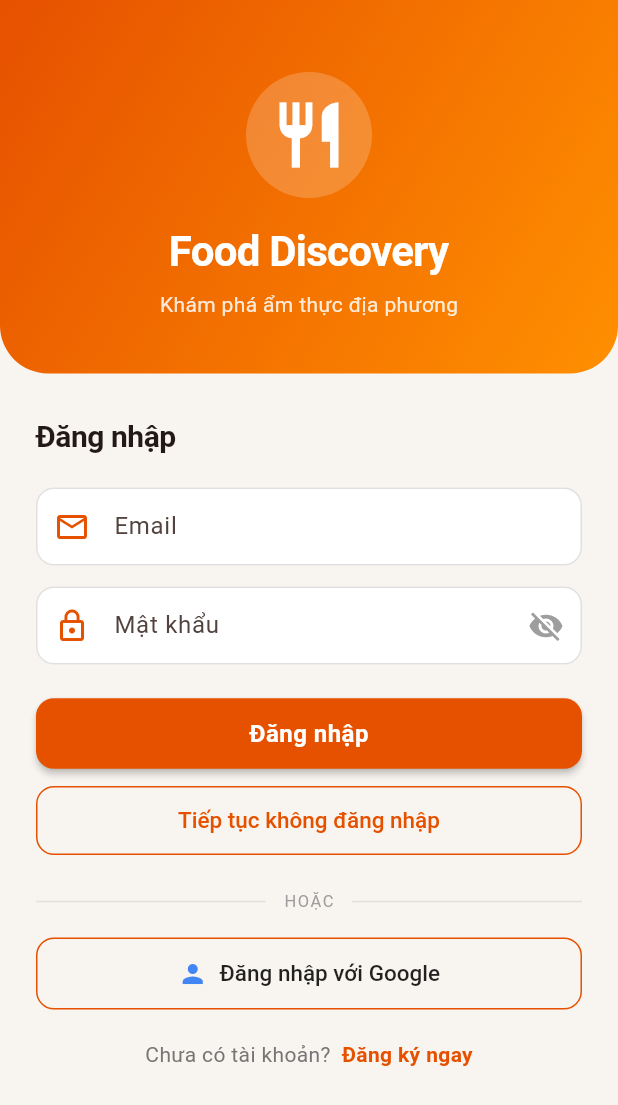
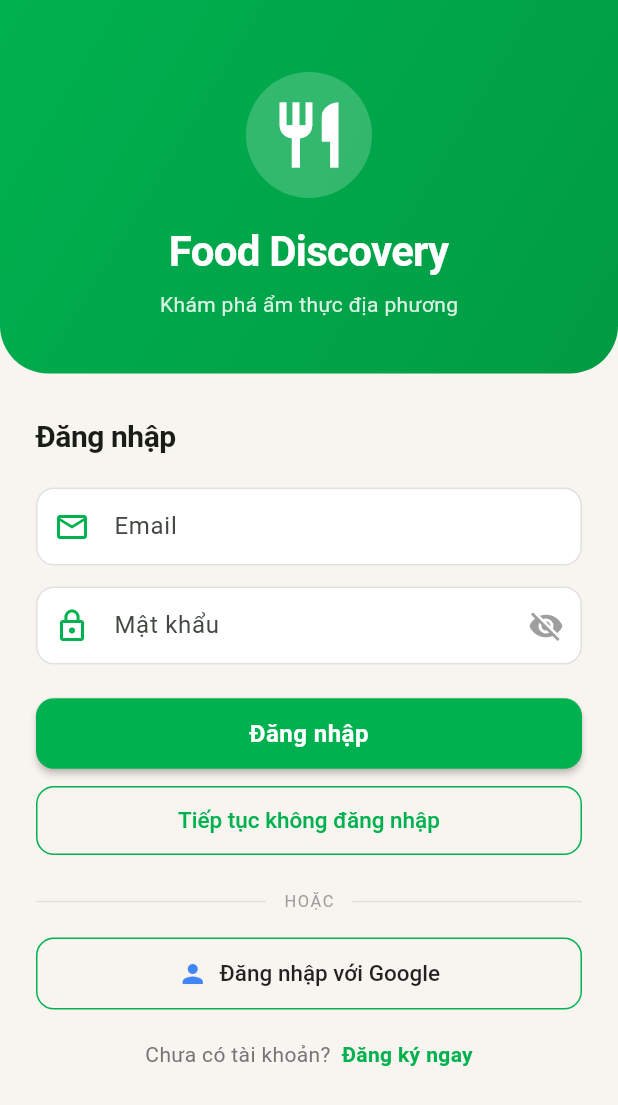
Before and after one commit to tumoazat/baiTH3android, a Flutter app: the screen it shows after launch, on a phone screen of 412 x 824 dp. Shown: the top 1105 px of the screen. Run offline on Flutter 3.47's test engine with Material 3 defaults, Android fonts, the phone set to English and light mode, and no system bars; our stand-ins replace cloud_firestore, firebase_auth, firebase_core, firebase_database, google_sign_in; accounts and stored records are empty.

Commit message:
feat: change theme color to Grab green (#00B14F)

```diff
--- a/lib/main.dart
+++ b/lib/main.dart
@@ -39,13 +39,13 @@ class MyApp extends StatelessWidget {
         debugShowCheckedModeBanner: false,
         theme: ThemeData(
           colorScheme: ColorScheme.fromSeed(
-            seedColor: const Color(0xFFE65100),
+            seedColor: const Color(0xFF00B14F),
             brightness: Brightness.light,
           ),
           useMaterial3: true,
-          scaffoldBackgroundColor: const Color(0xFFF8F4F0),
+          scaffoldBackgroundColor: const Color(0xFFF1F8F4),
           appBarTheme: const AppBarTheme(
-            backgroundColor: Color(0xFFE65100),
+            backgroundColor: Color(0xFF00B14F),
             foregroundColor: Colors.white,
             elevation: 0,
             centerTitle: false,
@@ -60,7 +60,7 @@ class MyApp extends StatelessWidget {
           ),
           elevatedButtonTheme: ElevatedButtonThemeData(
             style: ElevatedButton.styleFrom(
-              backgroundColor: const Color(0xFFE65100),
+              backgroundColor: const Color(0xFF00B14F),
               foregroundColor: Colors.white,
               elevation: 2,
               padding: const EdgeInsets.symmetric(vertical: 14),
@@ -76,8 +76,8 @@ class MyApp extends StatelessWidget {
           ),
           outlinedButtonTheme: OutlinedButtonThemeData(
             style: OutlinedButton.styleFrom(
-              foregroundColor: const Color(0xFFE65100),
-              side: const BorderSide(color: Color(0xFFE65100)),
+              foregroundColor: const Color(0xFF00B14F),
+              side: const BorderSide(color: Color(0xFF00B14F)),
               padding: const EdgeInsets.symmetric(vertical: 14),
               shape: RoundedRectangleBorder(
                 borderRadius: BorderRadius.circular(12),
@@ -104,7 +104,7 @@ class MyApp extends StatelessWidget {
             focusedBorder: OutlineInputBorder(
               borderRadius: BorderRadius.circular(12),
               borderSide: const BorderSide(
-                  color: Color(0xFFE65100), width: 2),
+                  color: Color(0xFF00B14F), width: 2),
             ),
           ),
           textTheme: const TextTheme(
--- a/lib/screens/auth/login_screen.dart
+++ b/lib/screens/auth/login_screen.dart
@@ -69,7 +69,7 @@ class _LoginScreenState extends State<LoginScreen> {
                 padding: const EdgeInsets.fromLTRB(24, 48, 24, 36),
                 decoration: const BoxDecoration(
                   gradient: LinearGradient(
-                    colors: [Color(0xFFE65100), Color(0xFFFF8F00)],
+                    colors: [Color(0xFF00B14F), Color(0xFF009B44)],
                     begin: Alignment.topLeft,
                     end: Alignment.bottomRight,
                   ),
@@ -135,7 +135,7 @@ class _LoginScreenState extends State<LoginScreen> {
                         decoration: const InputDecoration(
                           labelText: 'Email',
                           prefixIcon: Icon(Icons.email_outlined,
-                              color: Color(0xFFE65100)),
+                              color: Color(0xFF00B14F)),
                         ),
                         validator: (v) {
                           if (v == null || v.isEmpty)
@@ -151,7 +151,7 @@ class _LoginScreenState extends State<LoginScreen> {
                         decoration: InputDecoration(
                           labelText: 'Mật khẩu',
                           prefixIcon: const Icon(Icons.lock_outline,
-                              color: Color(0xFFE65100)),
+                              color: Color(0xFF00B14F)),
                           suffixIcon: IconButton(
                             icon: Icon(
                               _obscurePassword
@@ -177,7 +177,7 @@ class _LoginScreenState extends State<LoginScreen> {
                           padding: const EdgeInsets.symmetric(
                               horizontal: 12, vertical: 10),
                           decoration: BoxDecoration(
-                            color: const Color(0xFFFFEBEE),
+                            color: const Color(0xFFE8F5E9),
                             borderRadius: BorderRadius.circular(10),
                             border: Border.all(
                                 color: const Color(0xFFEF9A9A)),
@@ -263,7 +263,7 @@ class _LoginScreenState extends State<LoginScreen> {
                             child: const Text(
                               'Đăng ký ngay',
                               style: TextStyle(
-                                color: Color(0xFFE65100),
+                                color: Color(0xFF00B14F),
                                 fontWeight: FontWeight.bold,
                               ),
                             ),
--- a/lib/screens/auth/signup_screen.dart
+++ b/lib/screens/auth/signup_screen.dart
@@ -128,7 +128,7 @@ class _SignupScreenState extends State<SignupScreen> {
                 ElevatedButton(
                   onPressed: auth.isLoading ? null : _signUp,
                   style: ElevatedButton.styleFrom(
-                    backgroundColor: Colors.orange,
+                    backgroundColor: const Color(0xFF00B14F),
                     foregroundColor: Colors.white,
                     padding: const EdgeInsets.symmetric(vertical: 14),
                     shape: RoundedRectangleBorder(
@@ -154,7 +154,7 @@ class _SignupScreenState extends State<SignupScreen> {
                       child: const Text(
                         'Đăng nhập',
                         style: TextStyle(
-                            color: Colors.orange,
+                            color: const Color(0xFF00B14F),
                             fontWeight: FontWeight.bold),
                       ),
                     ),
--- a/lib/screens/meals/meals_tab.dart
+++ b/lib/screens/meals/meals_tab.dart
@@ -182,7 +182,7 @@ class _MealsTabState extends State<MealsTab>
                   label: Text(cat),
                   selected: selected,
                   onSelected: (_) => provider.fetchMealsByCategory(cat),
-                  selectedColor: Colors.orange,
+                  selectedColor: const Color(0xFF00B14F),
                   labelStyle: TextStyle(
                     color: selected ? Colors.white : Colors.black,
                     fontWeight: selected
--- a/lib/widgets/custom_app_bar.dart
+++ b/lib/widgets/custom_app_bar.dart
@@ -13,7 +13,7 @@ class CustomAppBar extends StatelessWidget implements PreferredSizeWidget {
       flexibleSpace: Container(
         decoration: const BoxDecoration(
           gradient: LinearGradient(
-            colors: [Color(0xFFE65100), Color(0xFFFF6D00)],
+            colors: [Color(0xFF00B14F), Color(0xFF00C75A)],
             begin: Alignment.centerLeft,
             end: Alignment.centerRight,
           ),
--- a/lib/widgets/error_widget.dart
+++ b/lib/widgets/error_widget.dart
@@ -21,7 +21,7 @@ class AppErrorWidget extends StatelessWidget {
             Container(
               padding: const EdgeInsets.all(20),
               decoration: BoxDecoration(
-                color: const Color(0xFFFFEBEE),
+                color: const Color(0xFFE8F5E9),
                 shape: BoxShape.circle,
               ),
               child: const Icon(
--- a/lib/widgets/loading_widget.dart
+++ b/lib/widgets/loading_widget.dart
@@ -17,14 +17,14 @@ class LoadingWidget extends StatelessWidget {
               shape: BoxShape.circle,
               boxShadow: [
                 BoxShadow(
-                  color: const Color(0xFFE65100).withOpacity(0.15),
+                  color: const Color(0xFF00B14F).withOpacity(0.15),
                   blurRadius: 20,
                   spreadRadius: 4,
                 ),
               ],
             ),
             child: const CircularProgressIndicator(
-              color: Color(0xFFE65100),
+              color: Color(0xFF00B14F),
               strokeWidth: 3,
             ),
           ),
```
Also changed, not shown: lib/screens/favorites/favorites_screen.dart (+5 -5 lines), lib/screens/meals/meal_detail_screen.dart (+6 -6 lines), lib/screens/restaurants/restaurant_detail_screen.dart (+6 -6 lines), lib/widgets/meal_card.dart (+6 -6 lines), lib/widgets/restaurant_card.dart (+7 -7 lines).
